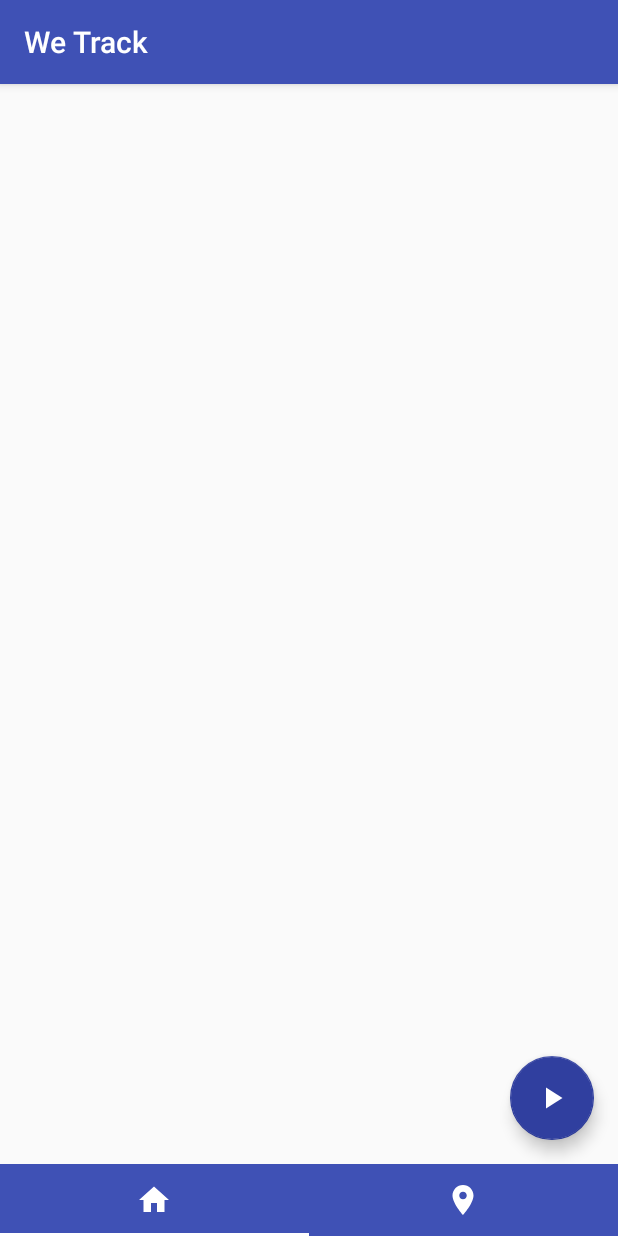
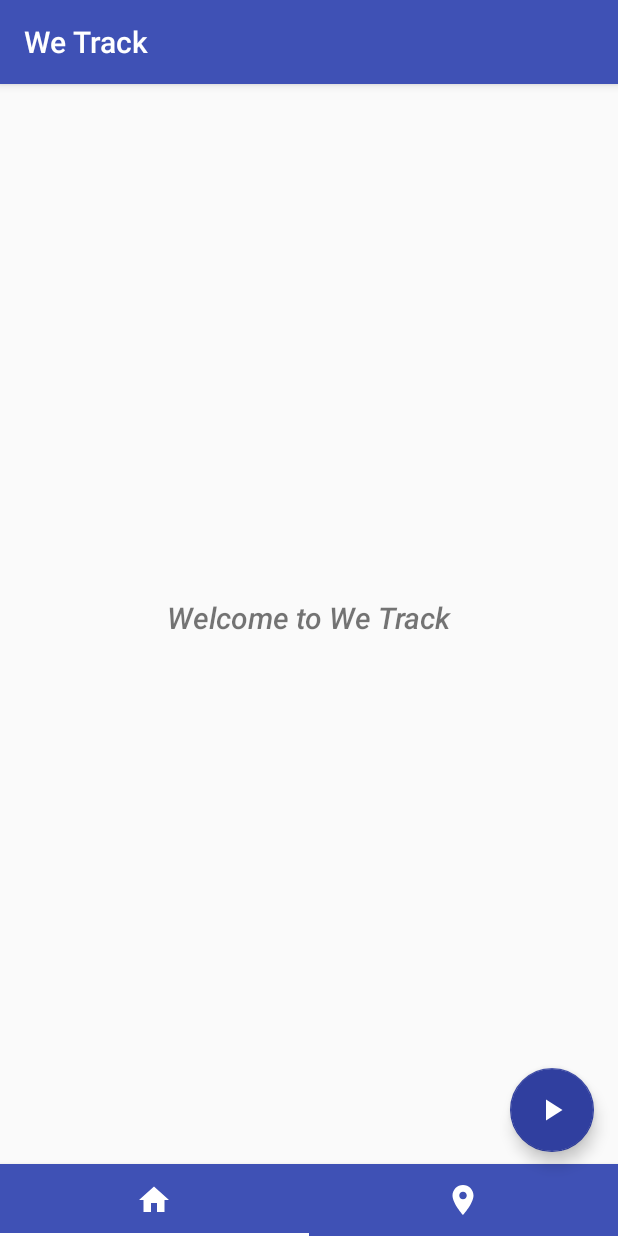
Before and after one commit to qinjie/WeTrack-Android, an Android app: the screen it shows after launch (MainActivity), on a phone screen of 412 x 824 dp. Run offline under Robolectric (Android 15) with nearby library versions, the phone set to English and light mode, and no system bars; our stand-ins replace ButterKnife; libraries missing offline, so code that uses them is left out: com.mikepenz.materialdrawer, org.altbeacon.beacon; 15 statements that could not run were skipped.

Commit message:
display detected patient list

```diff
--- a/app/src/main/java/com/example/hoanglong/wetrack/BeaconListAdapter.java
+++ b/app/src/main/java/com/example/hoanglong/wetrack/BeaconListAdapter.java
@@ -6,6 +6,10 @@ import android.view.View;
 import android.view.ViewGroup;
 import android.widget.TextView;
 
+import com.example.hoanglong.wetrack.utils.Beacons;
+import com.example.hoanglong.wetrack.utils.Patients;
+
+import java.util.ArrayList;
 import java.util.LinkedHashMap;
 import java.util.List;
 
@@ -17,13 +21,19 @@ import butterknife.ButterKnife;
  */
 
 public class BeaconListAdapter extends RecyclerView.Adapter<RecyclerView.ViewHolder> {
-    private List<String> beacons;
-    private LinkedHashMap<String, Double> beaconsMap = new LinkedHashMap<>();
+    //    private List<String> beacons;
+//    private LinkedHashMap<String, Double> beaconsMap = new LinkedHashMap<>();
+    private List<Patients> patientList = new ArrayList<>();
+    private List<Beacons> beaconList = new ArrayList<>();
 
+//    public BeaconListAdapter(List<String> beacons, LinkedHashMap<String, Double> beaconsMap) {
+//        this.beacons = beacons;
+//        this.beaconsMap = beaconsMap;
+//    }
 
-    public BeaconListAdapter(List<String> beacons, LinkedHashMap<String, Double> beaconsMap) {
-        this.beacons = beacons;
-        this.beaconsMap = beaconsMap;
+    public BeaconListAdapter(List<Patients> patientList, List<Beacons> beaconList) {
+        this.patientList = patientList;
+        this.beaconList = beaconList;
     }
 
     @Override
@@ -36,24 +46,29 @@ public class BeaconListAdapter extends RecyclerView.Adapter<RecyclerView.ViewHol
 
     @Override
     public void onBindViewHolder(RecyclerView.ViewHolder holder, int position) {
-        String beacon = beacons.get(position);
-        bindBeacon(beacon, (BeaconViewHolder) holder);
+        Patients patient = patientList.get(position);
+        Beacons beacon = beaconList.get(position);
+        bindBeacon(patient, beacon, (BeaconViewHolder) holder);
     }
 
 
-    private void bindBeacon(final String beacon, final BeaconViewHolder viewHolder) {
-        viewHolder.tvBeacon.setText(beacon + " is " + beaconsMap.get(beacon) + " meters away.");
+    private void bindBeacon(final Patients patient, final Beacons beacon, final BeaconViewHolder viewHolder) {
+        viewHolder.tvPatient.setText(patient.getFullname());
+        viewHolder.tvBeacon.setText("Beacon [00"+beacon.getId() + "] is detected.");
     }
 
 
     @Override
     public int getItemCount() {
-        return beacons.size();
+        return beaconList.size();
     }
 
     public class BeaconViewHolder extends RecyclerView.ViewHolder {
         @BindView(R.id.tvBeacon)
         public TextView tvBeacon;
+
+        @BindView(R.id.tvPatient)
+        public TextView tvPatient;
 
         public BeaconViewHolder(View itemView) {
             super(itemView);
@@ -61,9 +76,9 @@ public class BeaconListAdapter extends RecyclerView.Adapter<RecyclerView.ViewHol
         }
     }
 
-    public void add(List<String> beacon, LinkedHashMap<String, Double> beaconsMap) {
-        this.beacons = beacon;
-        this.beaconsMap = beaconsMap;
+    public void add(List<Patients> patientList, List<Beacons> beaconList) {
+        this.patientList = patientList;
+        this.beaconList = beaconList;
         notifyDataSetChanged();
     }
 
--- a/app/src/main/java/com/example/hoanglong/wetrack/BeaconListFragment.java
+++ b/app/src/main/java/com/example/hoanglong/wetrack/BeaconListFragment.java
@@ -14,6 +14,8 @@ import android.view.ViewGroup;
 import butterknife.BindView;
 import butterknife.ButterKnife;
 
+import static com.example.hoanglong.wetrack.BeaconScanActivation.detectedBeaconList;
+import static com.example.hoanglong.wetrack.BeaconScanActivation.detectedPatientList;
 import static com.example.hoanglong.wetrack.BeaconScanService.listBeacon;
 import static com.example.hoanglong.wetrack.BeaconScanService.listBeaconAndRange;
 import static com.example.hoanglong.wetrack.MainActivity.adapterDevice;
@@ -42,9 +44,8 @@ public class BeaconListFragment extends Fragment {
         View rootView = inflater.inflate(R.layout.fragment_beacon_list, container, false);
         ButterKnife.bind(this, rootView);
         rvBeacons.setLayoutManager(new LinearLayoutManager(getActivity().getBaseContext()));
-        adapterDevice = new BeaconListAdapter(listBeacon, listBeaconAndRange);
+        adapterDevice = new BeaconListAdapter(detectedPatientList,detectedBeaconList );
         rvBeacons.setAdapter(adapterDevice);
-
 
         return rootView;
     }
--- a/app/src/main/java/com/example/hoanglong/wetrack/BeaconScanActivation.java
+++ b/app/src/main/java/com/example/hoanglong/wetrack/BeaconScanActivation.java
@@ -61,7 +61,9 @@ public class BeaconScanActivation extends Application implements BootstrapNotifi
     private BeaconManager mBeaconmanager;
 
     private BeaconAPI beaconAPI;
-    List<Patients> patientList = null;
+    List<Patients> patientList = new ArrayList<>();
+    public static List<Patients> detectedPatientList = new ArrayList<>();
+    public static List<Beacons> detectedBeaconList = new ArrayList<>();
 
     Location mLocation;
     LocationManager locationManager;
@@ -71,6 +73,7 @@ public class BeaconScanActivation extends Application implements BootstrapNotifi
     ArrayList<Region> toAdd = new ArrayList();
     final BootstrapNotifier tmp = this;
     private Handler mHandler;
+    MainActivity forDisplay = new MainActivity();
 
     @Override
     public void onCreate() {
@@ -78,6 +81,15 @@ public class BeaconScanActivation extends Application implements BootstrapNotifi
 
         Toast.makeText(getBaseContext(), "onCreate beaconScanActivation", Toast.LENGTH_SHORT).show();
 
+
+        mBeaconmanager = org.altbeacon.beacon.BeaconManager.getInstanceForApplication(getBaseContext());
+        mBeaconmanager.getBeaconParsers().add(new BeaconParser().setBeaconLayout("m:2-3=0215,i:4-19,i:20-21,i:22-23,p:24-24"));
+
+        mBeaconmanager.setBackgroundMode(true);
+        backgroundPowerSaver = new BackgroundPowerSaver(getBaseContext());
+
+        mBeaconmanager.setBackgroundBetweenScanPeriod(30000l);
+        mBeaconmanager.setBackgroundScanPeriod(20000l);
 
 //        Identifier identifier = Identifier.parse(REGION_UUID2);
 //        Identifier identifierx = Identifier.parse("58949");
@@ -196,7 +208,7 @@ public class BeaconScanActivation extends Application implements BootstrapNotifi
             Log.i("Service monitoring", regionInfo[0] + " | " + regionInfo[1]);
 
             for (final Patients patient : patientList) {
-                for (Beacons aBeacon : patient.getPatientBeacon()) {
+                for (final Beacons aBeacon : patient.getPatientBeacon()) {
                     if (regionInfo[0].equals(patient.getId() + "") && regionInfo[1].equals(aBeacon.getUuid().toLowerCase()) && patient.getStatus() == 1 && aBeacon.getStatus() == 1) {
 
                         if (!checkInternetOn()) {
@@ -221,7 +233,25 @@ public class BeaconScanActivation extends Application implements BootstrapNotifi
                             @Override
                             public void onResponse(Call<JsonObject> call, retrofit2.Response<JsonObject> response) {
                                 try {
-//                                    sendNotification(patient.getFullname() + " | " + mBeaconmanager.getMonitoredRegions().size() + " | " + regionList.size());
+                                    detectedPatientList.add(patient);
+                                    detectedBeaconList.add(aBeacon);
+                                    detectedPatientList.add(patient);
+                                    detectedBeaconList.add(aBeacon);
+                                    detectedPatientList.add(patient);
+                                    detectedBeaconList.add(aBeacon);
+                                    detectedPatientList.add(patient);
+                                    detectedBeaconList.add(aBeacon);
+                                    detectedPatientList.add(patient);
+                                    detectedBeaconList.add(aBeacon);
+                                    detectedPatientList.add(patient);
+                                    detectedBeaconList.add(aBeacon);
+                                    detectedPatientList.add(patient);
+                                    detectedBeaconList.add(aBeacon);
+                                    detectedPatientList.add(patient);
+                                    detectedBeaconList.add(aBeacon);
+                                    detectedPatientList.add(patient);
+                                    detectedBeaconList.add(aBeacon);
+                                    forDisplay.logToDisplay();
                                     sendNotification("Sending info of " + patient.getFullname() + " successfully");
                                 } catch (Exception e) {
                                     e.printStackTrace();
@@ -249,8 +279,6 @@ public class BeaconScanActivation extends Application implements BootstrapNotifi
 
         sendNotification("exit: " + region.getUniqueId() + " | " + mBeaconmanager.getMonitoredRegions().size());
 
-//        this.stopService
-//                (new Intent(this, BeaconMonitoringService.class));
     }
 
 
@@ -279,7 +307,7 @@ public class BeaconScanActivation extends Application implements BootstrapNotifi
     int x = 0;
 
 
-    private int mInterval = 20000;
+    private int mInterval = 10000;
     Runnable mStatusChecker = new Runnable() {
         @Override
         public void run() {
@@ -335,14 +363,14 @@ public class BeaconScanActivation extends Application implements BootstrapNotifi
 
             regionBootstrap = new RegionBootstrap(tmp, regionList);
 
-            mBeaconmanager = org.altbeacon.beacon.BeaconManager.getInstanceForApplication(getBaseContext());
-            mBeaconmanager.getBeaconParsers().add(new BeaconParser().setBeaconLayout("m:2-3=0215,i:4-19,i:20-21,i:22-23,p:24-24"));
-
-            mBeaconmanager.setBackgroundMode(true);
-            backgroundPowerSaver = new BackgroundPowerSaver(getBaseContext());
-
-            mBeaconmanager.setBackgroundBetweenScanPeriod(60000l);
-            mBeaconmanager.setBackgroundScanPeriod(10000l);
+//            mBeaconmanager = org.altbeacon.beacon.BeaconManager.getInstanceForApplication(getBaseContext());
+//            mBeaconmanager.getBeaconParsers().add(new BeaconParser().setBeaconLayout("m:2-3=0215,i:4-19,i:20-21,i:22-23,p:24-24"));
+//
+//            mBeaconmanager.setBackgroundMode(true);
+//            backgroundPowerSaver = new BackgroundPowerSaver(getBaseContext());
+//
+//            mBeaconmanager.setBackgroundBetweenScanPeriod(60000l);
+//            mBeaconmanager.setBackgroundScanPeriod(10000l);
 
 //            //TODO
 //            for(Region allRegion : mBeaconmanager.getMonitoredRegions()){
--- a/app/src/main/java/com/example/hoanglong/wetrack/MainActivity.java
+++ b/app/src/main/java/com/example/hoanglong/wetrack/MainActivity.java
@@ -38,7 +38,8 @@ import static com.example.hoanglong.wetrack.BeaconScanService.listBeaconAndRange
 
 //import static com.example.hoanglong.wetrack.BeaconScanService.beaconManager;
 //import static com.example.hoanglong.wetrack.BeaconScanService.listBeacon;
-//import static com.example.hoanglong.wetrack.BeaconScanService.listBeaconAndRange;
+import static com.example.hoanglong.wetrack.BeaconScanActivation.detectedBeaconList;
+import static com.example.hoanglong.wetrack.BeaconScanActivation.detectedPatientList;
 
 
 public class MainActivity extends AppCompatActivity {
@@ -76,12 +77,11 @@ public class MainActivity extends AppCompatActivity {
 
 
         ButterKnife.bind(this);
-//        getSupportFragmentManager().beginTransaction().replace(R.id.viewpager, HomeFragment.newInstance("Welcome to We Track")).commit();
+        getSupportFragmentManager().beginTransaction().replace(R.id.activity_tab_layout, HomeFragment.newInstance("Welcome to We Track")).commit();
 
 
-
-        Intent in = new Intent(getBaseContext(), BeaconScanService.class);
-        getBaseContext().startService(in);
+//        Intent in = new Intent(getBaseContext(), BeaconScanService.class);
+//        getBaseContext().startService(in);
 
         ActivityCompat.requestPermissions(this, new String[]{android.Manifest.permission.ACCESS_FINE_LOCATION, android.Manifest.permission.ACCESS_COARSE_LOCATION}, REQUEST_ENABLE_LOCATION);
 
@@ -138,9 +138,9 @@ public class MainActivity extends AppCompatActivity {
             public void onTabSelected(TabLayout.Tab tab) {
                 int position = tab.getPosition();
                 if (position == 0) {
-//                    getSupportFragmentManager().beginTransaction().replace(R.id.viewpager, HomeFragment.newInstance("Home")).commit();
+                    getSupportFragmentManager().beginTransaction().replace(R.id.activity_tab_layout, HomeFragment.newInstance("Home")).commit();
                 } else {
-//                    getSupportFragmentManager().beginTransaction().replace(R.id.viewpager, BeaconListFragment.newInstance("Beacon List")).commit();
+                    getSupportFragmentManager().beginTransaction().replace(R.id.activity_tab_layout, BeaconListFragment.newInstance("Beacon List")).commit();
                 }
             }
 
@@ -290,8 +290,8 @@ public class MainActivity extends AppCompatActivity {
         runOnUiThread(new Runnable() {
             public void run() {
 //                adapterDevice.notifyDataSetChanged();
-                listBeacon.add("hj");
-                adapterDevice.add(listBeacon, listBeaconAndRange);
+//                listBeacon.add("hj");
+                adapterDevice.add(detectedPatientList,detectedBeaconList);
 //                adapterDevice.setBeacons(listBeacon);
             }
         });
--- a/app/src/main/res/layout/activity_main.xml
+++ b/app/src/main/res/layout/activity_main.xml
@@ -1,134 +1,5 @@
 <?xml version="1.0" encoding="utf-8"?>
-<!--<android.support.design.widget.CoordinatorLayout xmlns:android="http://schemas.android.com/apk/res/android"-->
-    <!--xmlns:app="http://schemas.android.com/apk/res-auto"-->
-    <!--xmlns:tools="http://schemas.android.com/tools"-->
-    <!--android:id="@+id/activity_tab_layout"-->
-    <!--android:layout_width="match_parent"-->
-    <!--android:layout_height="match_parent"-->
-    <!--tools:context="com.example.hoanglong.wetrack.MainActivity">-->
-
-    <!--<android.support.design.widget.AppBarLayout-->
-        <!--android:id="@+id/appBar"-->
-        <!--android:layout_width="match_parent"-->
-        <!--android:layout_height="wrap_content">-->
-
-        <!--<android.support.v7.widget.Toolbar-->
-            <!--android:id="@+id/toolbar"-->
-            <!--android:layout_width="match_parent"-->
-            <!--android:layout_height="?attr/actionBarSize"-->
-            <!--android:theme="@style/Toolbar"-->
-            <!--app:layout_scrollFlags="scroll|enterAlways|snap"-->
-            <!--app:title="We Track" />-->
-
-
-    <!--</android.support.design.widget.AppBarLayout>-->
-
-    <!--&lt;!&ndash;&lt;!&ndash;<RelativeLayout&ndash;&gt;&ndash;&gt;-->
-    <!--&lt;!&ndash;&lt;!&ndash;android:layout_width="match_parent"&ndash;&gt;&ndash;&gt;-->
-    <!--&lt;!&ndash;&lt;!&ndash;android:layout_height="match_parent">&ndash;&gt;&ndash;&gt;-->
-
-    <!--&lt;!&ndash;<android.support.design.widget.TabLayout&ndash;&gt;-->
-        <!--&lt;!&ndash;android:id="@+id/tabLayout"&ndash;&gt;-->
-        <!--&lt;!&ndash;android:layout_width="match_parent"&ndash;&gt;-->
-        <!--&lt;!&ndash;android:layout_height="wrap_content"&ndash;&gt;-->
-        <!--&lt;!&ndash;android:layout_alignParentBottom="true"&ndash;&gt;-->
-        <!--&lt;!&ndash;android:layout_gravity="bottom|end"&ndash;&gt;-->
-        <!--&lt;!&ndash;android:background="@color/colorPrimary"&ndash;&gt;-->
-        <!--&lt;!&ndash;android:theme="@style/TabLayout"&ndash;&gt;-->
-        <!--&lt;!&ndash;app:tabGravity="fill"&ndash;&gt;-->
-        <!--&lt;!&ndash;app:tabMaxWidth="0dp"&ndash;&gt;-->
-        <!--&lt;!&ndash;app:tabMode="fixed" />&ndash;&gt;-->
-
-    <!--&lt;!&ndash;<android.support.v4.widget.NestedScrollView&ndash;&gt;-->
-        <!--&lt;!&ndash;android:id="@+id/nestedScrollView"&ndash;&gt;-->
-        <!--&lt;!&ndash;android:layout_width="match_parent"&ndash;&gt;-->
-        <!--&lt;!&ndash;android:layout_height="match_parent"&ndash;&gt;-->
-        <!--&lt;!&ndash;android:layout_marginBottom="?attr/actionBarSize"&ndash;&gt;-->
-        <!--&lt;!&ndash;android:layout_marginTop="?attr/actionBarSize">&ndash;&gt;-->
-
-        <!--&lt;!&ndash;<android.support.v4.view.ViewPager&ndash;&gt;-->
-            <!--&lt;!&ndash;android:id="@+id/viewpager"&ndash;&gt;-->
-            <!--&lt;!&ndash;android:layout_width="match_parent"&ndash;&gt;-->
-            <!--&lt;!&ndash;android:layout_height="match_parent"&ndash;&gt;-->
-            <!--&lt;!&ndash;app:layout_behavior="@string/appbar_scrolling_view_behavior" />&ndash;&gt;-->
-
-    <!--&lt;!&ndash;</android.support.v4.widget.NestedScrollView>&ndash;&gt;-->
-
-
-
-
-    <!--&lt;!&ndash;<android.support.design.widget.FloatingActionButton&ndash;&gt;-->
-        <!--&lt;!&ndash;android:id="@+id/btnSearch"&ndash;&gt;-->
-        <!--&lt;!&ndash;android:layout_width="wrap_content"&ndash;&gt;-->
-        <!--&lt;!&ndash;android:layout_height="wrap_content"&ndash;&gt;-->
-        <!--&lt;!&ndash;android:layout_above="@id/tabLayout"&ndash;&gt;-->
-        <!--&lt;!&ndash;android:layout_alignParentEnd="true"&ndash;&gt;-->
-        <!--&lt;!&ndash;android:layout_gravity="bottom|end"&ndash;&gt;-->
-        <!--&lt;!&ndash;android:layout_marginBottom="?attr/actionBarSize"&ndash;&gt;-->
-        <!--&lt;!&ndash;android:layout_marginEnd="16dp"&ndash;&gt;-->
-        <!--&lt;!&ndash;android:clickable="true"&ndash;&gt;-->
-        <!--&lt;!&ndash;android:elevation="6dp"&ndash;&gt;-->
-        <!--&lt;!&ndash;android:src="@drawable/ic_play_arrow"&ndash;&gt;-->
-        <!--&lt;!&ndash;app:elevation="6dp"&ndash;&gt;-->
-        <!--&lt;!&ndash;app:fabSize="normal"&ndash;&gt;-->
-        <!--&lt;!&ndash;app:rippleColor="#50ffffff"&ndash;&gt;-->
-        <!--&lt;!&ndash;app:theme="@style/FloatingActionButton" />&ndash;&gt;-->
-
-    <!--&lt;!&ndash;&lt;!&ndash;</RelativeLayout>&ndash;&gt;&ndash;&gt;-->
-    <!--<android.support.design.widget.AppBarLayout-->
-        <!--android:id="@+id/appBar"-->
-        <!--android:layout_width="match_parent"-->
-        <!--android:layout_height="wrap_content">-->
-
-        <!--<android.support.v7.widget.Toolbar-->
-            <!--android:id="@+id/toolbar"-->
-            <!--android:layout_width="match_parent"-->
-            <!--android:layout_height="?attr/actionBarSize"-->
-            <!--android:theme="@style/Toolbar"-->
-            <!--app:layout_scrollFlags="scroll|enterAlways|snap"-->
-            <!--app:title="We Track" />-->
-
-        <!--<android.support.design.widget.TabLayout-->
-            <!--android:id="@+id/tabLayout"-->
-            <!--android:layout_width="match_parent"-->
-            <!--android:layout_height="wrap_content"-->
-            <!--android:background="@color/colorPrimary"-->
-            <!--android:theme="@style/TabLayout"-->
-            <!--app:tabGravity="fill"-->
-            <!--app:tabMaxWidth="0dp"-->
-            <!--app:tabMode="fixed" />-->
-
-    <!--</android.support.design.widget.AppBarLayout>-->
-
-
-    <!--&lt;!&ndash;<android.support.v4.widget.NestedScrollView&ndash;&gt;-->
-        <!--&lt;!&ndash;android:layout_width="match_parent"&ndash;&gt;-->
-        <!--&lt;!&ndash;android:layout_height="match_parent"&ndash;&gt;-->
-        <!--&lt;!&ndash;app:layout_behavior="@string/appbar_scrolling_view_behavior">&ndash;&gt;-->
-
-        <!--<android.support.v4.view.ViewPager-->
-            <!--android:id="@+id/viewpager"-->
-            <!--android:layout_width="match_parent"-->
-            <!--android:layout_height="match_parent"-->
-            <!--app:layout_behavior="@string/appbar_scrolling_view_behavior" />-->
-
-    <!--&lt;!&ndash;</android.support.v4.widget.NestedScrollView>&ndash;&gt;-->
-
-    <!--<android.support.design.widget.FloatingActionButton-->
-        <!--android:id="@+id/btnSearch"-->
-        <!--android:layout_width="wrap_content"-->
-        <!--android:layout_height="wrap_content"-->
-        <!--android:layout_gravity="bottom|end"-->
-        <!--android:layout_margin="16dp"-->
-        <!--android:clickable="true"-->
-        <!--android:src="@drawable/ic_play_arrow"-->
-        <!--app:fabSize="normal"-->
-        <!--app:rippleColor="#50ffffff"-->
-        <!--app:theme="@style/FloatingActionButton" />-->
-<!--</android.support.design.widget.CoordinatorLayout>-->
-
-
-<RelativeLayout xmlns:android="http://schemas.android.com/apk/res/android"
+<android.support.design.widget.CoordinatorLayout xmlns:android="http://schemas.android.com/apk/res/android"
     xmlns:app="http://schemas.android.com/apk/res-auto"
     xmlns:tools="http://schemas.android.com/tools"
     android:id="@+id/activity_tab_layout"
@@ -149,8 +20,17 @@
             app:layout_scrollFlags="scroll|enterAlways|snap"
             app:title="We Track" />
 
+
     </android.support.design.widget.AppBarLayout>
 
+    <!--<RelativeLayout-->
+    <!--android:layout_width="match_parent"-->
+    <!--android:layout_height="match_parent">-->
+
+    <android.support.design.widget.AppBarLayout
+        android:layout_width="match_parent"
+        android:layout_height="wrap_content"
+        android:layout_gravity="bottom">
 
         <android.support.design.widget.TabLayout
             android:id="@+id/tabLayout"
@@ -164,13 +44,23 @@
             app:tabMaxWidth="0dp"
             app:tabMode="fixed" />
 
+    </android.support.design.widget.AppBarLayout>
+
+    <android.support.v4.widget.NestedScrollView
+        android:id="@+id/nestedScrollView"
+        android:layout_width="match_parent"
+        android:layout_height="match_parent"
+        android:layout_marginBottom="?attr/actionBarSize"
+        android:layout_marginTop="?attr/actionBarSize">
+
         <android.support.v4.view.ViewPager
             android:id="@+id/viewpager"
             android:layout_width="match_parent"
-        android:layout_height="0dp"
-        android:layout_above="@id/tabLayout"
-        android:layout_below="@id/appBar"
+            android:layout_height="match_parent"
             app:layout_behavior="@string/appbar_scrolling_view_behavior" />
+
+    </android.support.v4.widget.NestedScrollView>
+
 
     <android.support.design.widget.FloatingActionButton
         android:id="@+id/btnSearch"
@@ -179,7 +69,8 @@
         android:layout_above="@id/tabLayout"
         android:layout_alignParentEnd="true"
         android:layout_gravity="bottom|end"
-        android:layout_margin="16dp"
+        android:layout_marginBottom="?attr/actionBarSize"
+        android:layout_marginEnd="16dp"
         android:clickable="true"
         android:elevation="6dp"
         android:src="@drawable/ic_play_arrow"
@@ -188,4 +79,24 @@
         app:rippleColor="#50ffffff"
         app:theme="@style/FloatingActionButton" />
 
-</RelativeLayout>
+    <!--</RelativeLayout>-->
+
+</android.support.design.widget.CoordinatorLayout>
+
+
+    <!--<RelativeLayout xmlns:android="http://schemas.android.com/apk/res/android"--><!--xmlns:app="http://schemas.android.com/apk/res-auto"--><!--xmlns:tools="http://schemas.android.com/tools"--><!--android:id="@+id/activity_tab_layout"--><!--android:layout_width="match_parent"--><!--android:layout_height="match_parent"--><!--tools:context="com.example.hoanglong.wetrack.MainActivity">-->
+
+    <!--<android.support.design.widget.AppBarLayout--><!--android:id="@+id/appBar"--><!--android:layout_width="match_parent"--><!--android:layout_height="wrap_content">-->
+
+    <!--<android.support.v7.widget.Toolbar--><!--android:id="@+id/toolbar"--><!--android:layout_width="match_parent"--><!--android:layout_height="?attr/actionBarSize"--><!--android:theme="@style/Toolbar"--><!--app:layout_scrollFlags="scroll|enterAlways|snap"--><!--app:title="We Track" />-->
+
+    <!--</android.support.design.widget.AppBarLayout>-->
+
+
+    <!--<android.support.design.widget.TabLayout--><!--android:id="@+id/tabLayout"--><!--android:layout_width="match_parent"--><!--android:layout_height="wrap_content"--><!--android:layout_alignParentBottom="true"--><!--android:layout_gravity="bottom|end"--><!--android:background="@color/colorPrimary"--><!--android:theme="@style/TabLayout"--><!--app:tabGravity="fill"--><!--app:tabMaxWidth="0dp"--><!--app:tabMode="fixed" />-->
+
+    <!--<android.support.v4.view.ViewPager--><!--android:id="@+id/viewpager"--><!--android:layout_width="match_parent"--><!--android:layout_height="0dp"--><!--android:layout_above="@id/tabLayout"--><!--android:layout_below="@id/appBar"--><!--app:layout_behavior="@string/appbar_scrolling_view_behavior" />-->
+
+    <!--<android.support.design.widget.FloatingActionButton--><!--android:id="@+id/btnSearch"--><!--android:layout_width="wrap_content"--><!--android:layout_height="wrap_content"--><!--android:layout_above="@id/tabLayout"--><!--android:layout_alignParentEnd="true"--><!--android:layout_gravity="bottom|end"--><!--android:layout_margin="16dp"--><!--android:clickable="true"--><!--android:elevation="6dp"--><!--android:src="@drawable/ic_play_arrow"--><!--app:elevation="6dp"--><!--app:fabSize="normal"--><!--app:rippleColor="#50ffffff"--><!--app:theme="@style/FloatingActionButton" />-->
+
+    <!--</RelativeLayout>-->
--- a/app/src/main/res/layout/fragment_beacon_list.xml
+++ b/app/src/main/res/layout/fragment_beacon_list.xml
@@ -29,7 +29,6 @@
         android:id="@+id/rvBeacons"
         android:layout_width="match_parent"
         android:layout_height="wrap_content"
-        android:background="@color/accent"
         android:clipToPadding="false"
         android:paddingBottom="50dp"/>
         <!--app:layout_behavior="@string/appbar_scrolling_view_behavior" />-->
```
Also changed, not shown: app/src/main/AndroidManifest.xml (+4 -5 lines), app/src/main/res/layout/item_beacon.xml (+44 -9 lines), app/src/main/res/drawable/thumbnail.png (added). Lines whose indentation alone changed are shown as unchanged.
